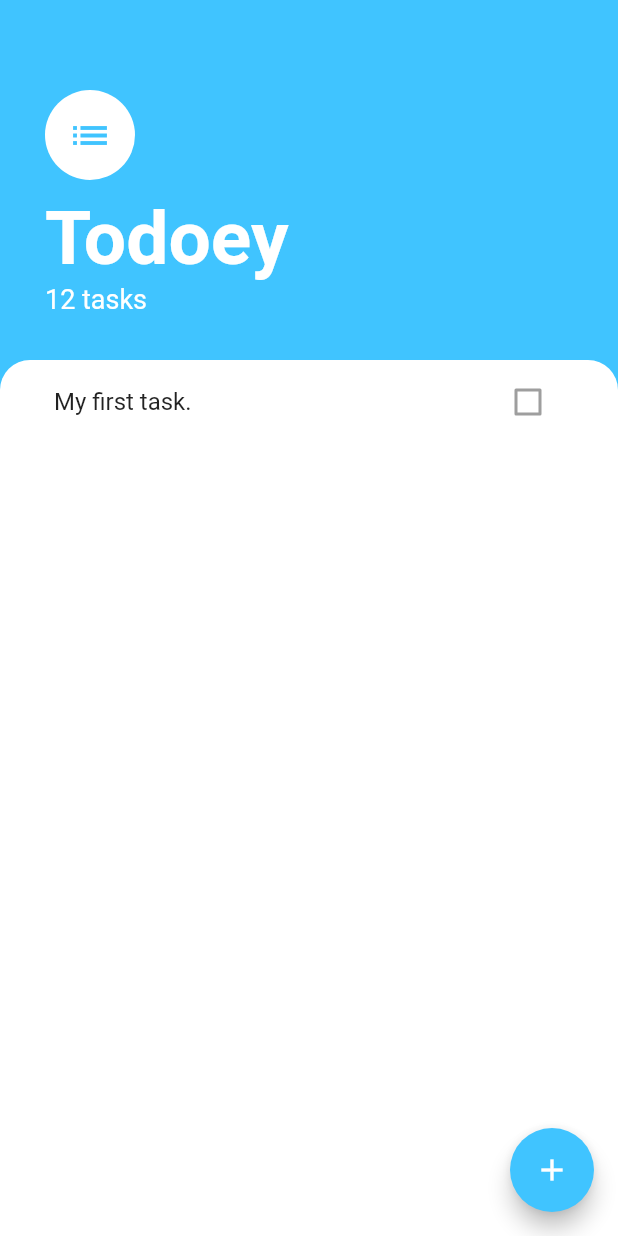
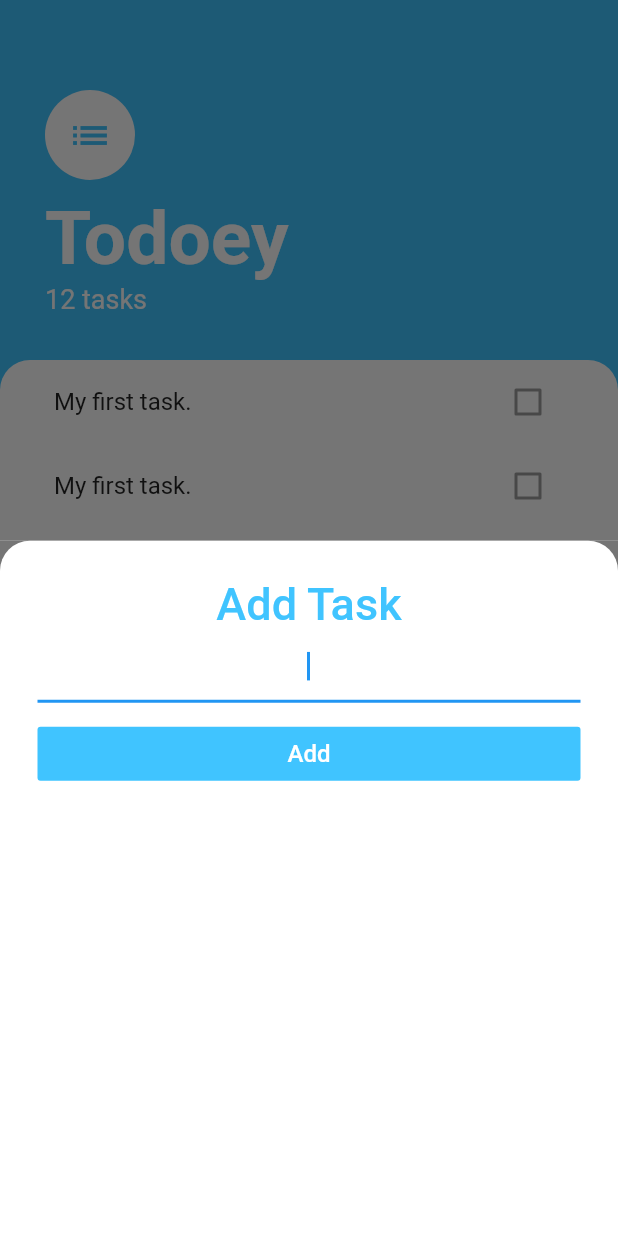
Before and after one commit to FadyWaheed11/todoey, a Flutter app: the screen it shows after launch, after a tap on the "add" icon, on a phone screen of 412 x 824 dp. Run offline on Flutter 3.47's test engine with Material 2 defaults, Android fonts, the phone set to English and light mode, and no system bars.

Commit message:
added more option

```diff
--- /dev/null
+++ b/lib/screens/add_task_screen.dart
@@ -0,0 +1,46 @@
+
+import 'package:flutter/cupertino.dart';
+import 'package:flutter/material.dart';
+
+class AddTaskScreen extends StatelessWidget {
+  @override
+  Widget build(BuildContext context) {
+    return Container(
+      color: Color(0xff757575),
+      child: Container(
+        padding: EdgeInsets.all(25.0),
+        decoration: BoxDecoration(
+          color: Colors.white,
+          borderRadius: BorderRadius.only(
+            topLeft: Radius.circular(20.0),
+            topRight: Radius.circular(20.0),
+          ),
+        ),
+        child: Column(
+          crossAxisAlignment: CrossAxisAlignment.stretch,
+          children: <Widget>[
+            Text(
+              'Add Task',
+              textAlign: TextAlign.center,
+              style: TextStyle(
+                  fontSize: 30.0,
+                  fontWeight: FontWeight.w500,
+                  color: Colors.lightBlueAccent),
+            ),
+            TextField(
+              autofocus: true,
+              textAlign: TextAlign.center,
+            ),
+            SizedBox(height: 10.0,),
+            FlatButton(
+              onPressed: () => print('Added'),
+              child: Text('Add',style: TextStyle(fontSize: 16.0),),
+              color: Colors.lightBlueAccent,
+              textColor: Colors.white,
+            ),
+          ],
+        ),
+      ),
+    );
+  }
+}
--- a/lib/screens/tasks_screen.dart
+++ b/lib/screens/tasks_screen.dart
@@ -1,6 +1,16 @@
 import 'package:flutter/material.dart';
+import 'package:todey/screens/add_task_screen.dart';
+import 'package:todey/widgets/task_list.dart';
 
 class TasksScreen extends StatelessWidget {
+
+  void showAddTask(BuildContext context) {
+    showModalBottomSheet(
+        context: context,
+        builder: (context) {
+          return AddTaskScreen();
+        });
+  }
 
   @override
   Widget build(BuildContext context) {
@@ -52,20 +62,13 @@ class TasksScreen extends StatelessWidget {
                   topRight: Radius.circular(20.0),
                 ),
               ),
-              child: ListView(
-                children: <Widget>[
-                  ListTile(
-                    title: Text('My first task.'),
-                    trailing: Checkbox(value: false),
-                  ),
-                ],
-              ),
+              child: TaskList(),
             ),
           ),
         ],
       ),
       floatingActionButton: FloatingActionButton(
-        onPressed: () => print('added'),
+        onPressed: () => showAddTask(context),
         backgroundColor: Colors.lightBlueAccent,
         child: Icon(Icons.add),
       ),
--- /dev/null
+++ b/lib/widgets/task_list.dart
@@ -0,0 +1,17 @@
+import 'package:flutter/material.dart';
+import 'package:todey/widgets/task_tile.dart';
+
+class TaskList extends StatelessWidget {
+
+  @override
+  Widget build(BuildContext context) {
+    return ListView(
+      children: <Widget>[
+        TaskTile(),
+        TaskTile(),
+        TaskTile(),
+        TaskTile(),
+      ],
+    );
+  }
+}
--- /dev/null
+++ b/lib/widgets/task_tile.dart
@@ -0,0 +1,12 @@
+import 'package:flutter/material.dart';
+
+class TaskTile extends StatelessWidget {
+
+  @override
+  Widget build(BuildContext context) {
+    return ListTile(
+      title: Text('My first task.'),
+      trailing: Checkbox(value: false),
+    );
+  }
+}
```
